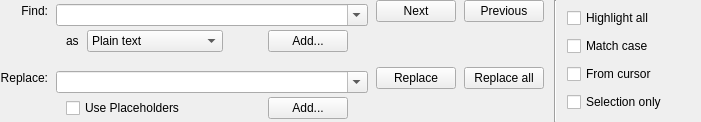
Before: the Qt Designer form part/dialogs/searchbarpower.ui in KDE/kate, drawn with Qt 5.
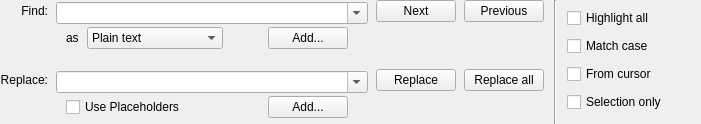
After: the same form once the commit is applied. Icons and pictures are not drawn.

Commit message: Replace next implemented, dialog fixes

Patch:
```diff
--- a/part/dialogs/searchbarpower.ui
+++ b/part/dialogs/searchbarpower.ui
@@ -7,7 +7,7 @@
     <x>0</x>
     <y>0</y>
     <width>701</width>
-    <height>122</height>
+    <height>124</height>
    </rect>
   </property>
   <property name="windowTitle" >
@@ -48,24 +48,11 @@
        <item row="0" column="1" >
         <layout class="QVBoxLayout" >
          <property name="spacing" >
+          <number>3</number>
+         </property>
+         <property name="topMargin" >
           <number>2</number>
          </property>
-         <item>
-          <spacer>
-           <property name="orientation" >
-            <enum>Qt::Vertical</enum>
-           </property>
-           <property name="sizeType" >
-            <enum>QSizePolicy::Fixed</enum>
-           </property>
-           <property name="sizeHint" >
-            <size>
-             <width>20</width>
-             <height>2</height>
-            </size>
-           </property>
-          </spacer>
-         </item>
          <item>
           <widget class="QComboBox" name="pattern" >
            <property name="sizePolicy" >
@@ -191,6 +178,19 @@
            </item>
           </layout>
          </item>
+         <item>
+          <spacer>
+           <property name="orientation" >
+            <enum>Qt::Vertical</enum>
+           </property>
+           <property name="sizeHint" >
+            <size>
+             <width>20</width>
+             <height>0</height>
+            </size>
+           </property>
+          </spacer>
+         </item>
         </layout>
        </item>
        <item row="0" column="2" >
@@ -311,24 +311,11 @@
        <item row="2" column="1" >
         <layout class="QVBoxLayout" >
          <property name="spacing" >
+          <number>3</number>
+         </property>
+         <property name="topMargin" >
           <number>2</number>
          </property>
-         <item>
-          <spacer>
-           <property name="orientation" >
-            <enum>Qt::Vertical</enum>
-           </property>
-           <property name="sizeType" >
-            <enum>QSizePolicy::Fixed</enum>
-           </property>
-           <property name="sizeHint" >
-            <size>
-             <width>20</width>
-             <height>2</height>
-            </size>
-           </property>
-          </spacer>
-         </item>
          <item>
           <widget class="QComboBox" name="replacement" >
            <property name="sizePolicy" >
@@ -414,6 +401,19 @@
            </item>
           </layout>
          </item>
+         <item>
+          <spacer>
+           <property name="orientation" >
+            <enum>Qt::Vertical</enum>
+           </property>
+           <property name="sizeHint" >
+            <size>
+             <width>20</width>
+             <height>0</height>
+            </size>
+           </property>
+          </spacer>
+         </item>
         </layout>
        </item>
        <item row="2" column="0" >
@@ -464,6 +464,9 @@
        </item>
        <item row="0" column="0" >
         <layout class="QVBoxLayout" >
+         <property name="spacing" >
+          <number>0</number>
+         </property>
          <item>
           <spacer>
            <property name="orientation" >
```
The commit also changes 2 other files.
